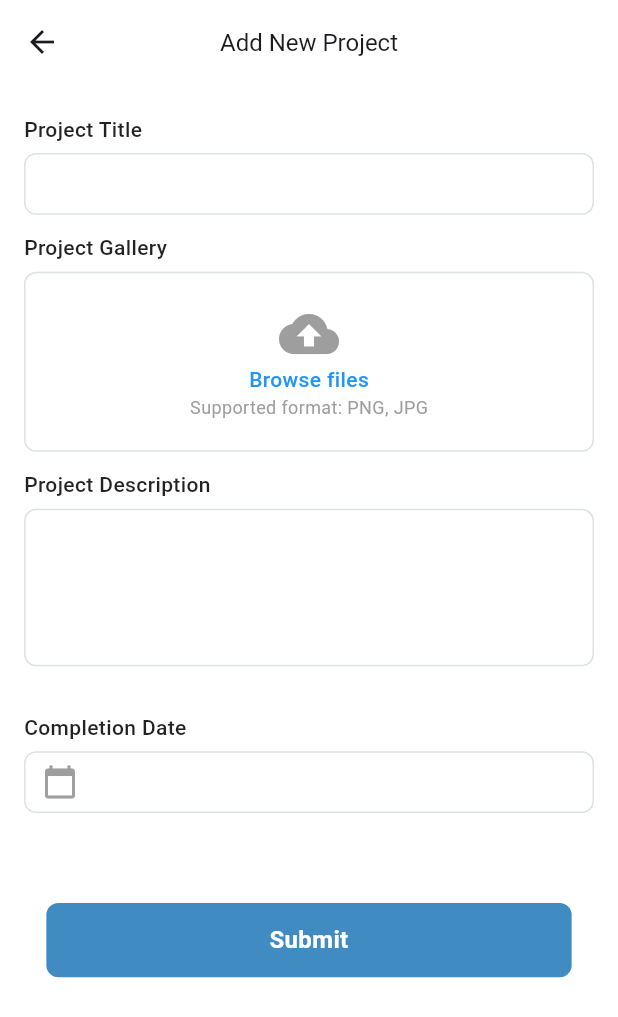
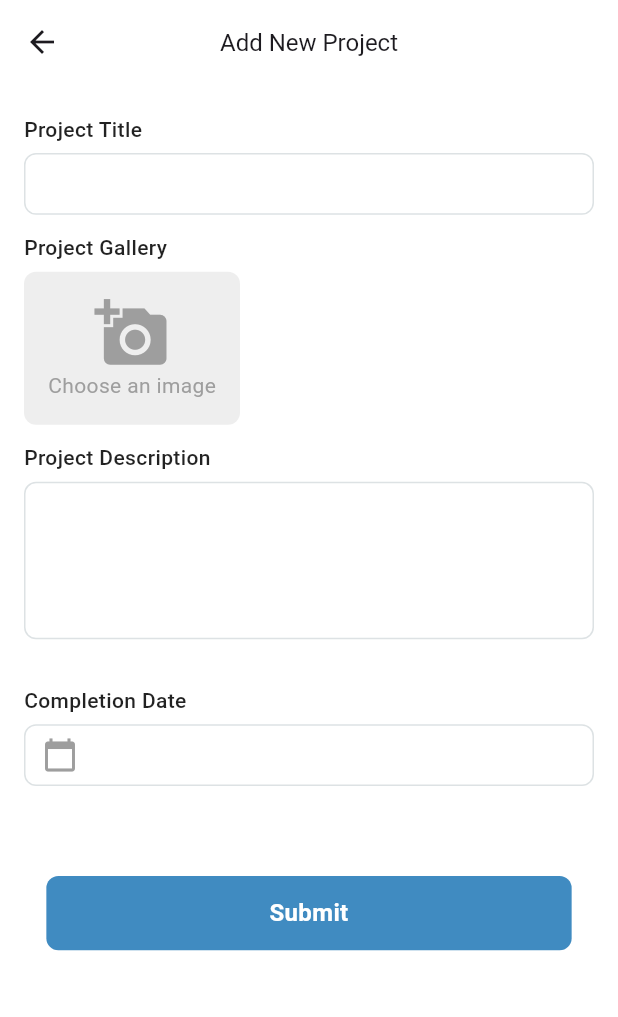
Before and after one commit to sketch-intelligence/sketch_app, a Flutter app: the ArchitectProject screen opened directly, after a tap on "Submit", on a phone screen of 412 x 824 dp. Shown: the top 1017 px of the screen. Run offline on Flutter 3.47's test engine with Material 3 defaults, Android fonts, the phone set to English and light mode, and no system bars; our stand-ins replace carousel_slider, dartz, dio, file_picker, flutter_bloc, flutter_screenutil and 7 more; missing offline and left inert: animated_snack_bar, page_animation_transition; accounts and stored records are empty; generated files the repository leaves out were written again; Roboto replaces fonts that are missing (Montserrat); project files that could hold a hidden picture were left out.

Commit message:
add the file upload package

```diff
--- a/lib/features/Add Project/Architect Project/presentation/views/architect_project.dart
+++ b/lib/features/Add Project/Architect Project/presentation/views/architect_project.dart
@@ -1,4 +1,3 @@
-// lib/features/Add Project/Architect Project/screens/architect_project.dart
 import 'package:flutter/material.dart';
 import 'package:sketch/core/constant/app_colors/app_colors.dart';
 import 'package:sketch/core/constant/text_styles/app_text_style.dart';
@@ -9,6 +8,7 @@ import 'package:sketch/features/Add%20Project/Architect%20Project/presentation/w
 import 'package:sketch/features/Add%20Project/Architect%20Project/presentation/widgets/file_upload_widget.dart';
 import 'package:sketch/features/Add%20Project/Architect%20Project/presentation/widgets/label_widget.dart';
 import '../../../../../core/constant/text_styles/font_size.dart';
+import 'package:file_picker/file_picker.dart';
 
 class ArchitectProject extends StatefulWidget {
   final ArchitectProjectModel? project;
@@ -38,12 +38,26 @@ class _ArchitectProjectState extends State<ArchitectProject> {
     }
   }
 
+  // Function to handle the file picker and store the selected file
+  Future<void> _chooseImage() async {
+    FilePickerResult? result = await FilePicker.platform.pickFiles(
+      type: FileType.image, // Set the file type to images only
+    );
+
+    if (result != null) {
+      setState(() {
+        selectedFile = result.files.single.path; // Store the selected file path
+      });
+    }
+  }
+
+  // Function to submit the project
   void _submitProject() {
     ArchitectProjectModel newProject = ArchitectProjectModel(
       id: "1",
       title: _titleController.text,
       description: _descriptionController.text,
-      imageUrl: selectedFile ?? '',
+      imageUrl: selectedFile ?? '', // Pass the selected file path
       completionDate: [_completionDateController.text],
     );
 
@@ -89,11 +103,7 @@ class _ArchitectProjectState extends State<ArchitectProject> {
             const LabelWidget(text: "Project Gallery"),
             FileUploadWidget(
               selectedFile: selectedFile,
-              onTap: () {
-                setState(() {
-                  selectedFile = "SampleFile.png";
-                });
-              },
+              onTap: _chooseImage, // Invoke the file picker here
             ),
             const SizedBox(height: 12),
             const LabelWidget(text: "Project Description"),
--- a/lib/features/Add Project/Architect Project/presentation/widgets/file_upload_widget.dart
+++ b/lib/features/Add Project/Architect Project/presentation/widgets/file_upload_widget.dart
@@ -1,42 +1,45 @@
-// lib/features/Add Project/Architect Project/widgets/file_upload_widget.dart
 import 'package:flutter/material.dart';
-import 'package:sketch/core/constant/app_colors/app_colors.dart';
-import 'package:sketch/core/constant/text_styles/app_text_style.dart';
-import 'package:sketch/core/constant/text_styles/font_size.dart';
+import 'package:file_picker/file_picker.dart';
 
 class FileUploadWidget extends StatelessWidget {
   final String? selectedFile;
-  final Function onTap;
+  final VoidCallback onTap;
 
-  const FileUploadWidget({super.key, this.selectedFile, required this.onTap});
+  const FileUploadWidget({
+    Key? key,
+    required this.selectedFile,
+    required this.onTap,
+  }) : super(key: key);
 
   @override
   Widget build(BuildContext context) {
     return GestureDetector(
-      onTap: () => onTap(),
+      onTap: onTap, // Trigger file picker on tap
       child: Container(
-        height: 120,
+        padding: EdgeInsets.all(16),
         decoration: BoxDecoration(
-          border: Border.all(color: AppColors.greyDD, width: 1),
+          color: Colors.grey[200],
           borderRadius: BorderRadius.circular(8),
         ),
-        child: Center(
-          child: selectedFile == null
-              ? Column(
-                  mainAxisAlignment: MainAxisAlignment.center,
-                  children: [
-                    Icon(Icons.cloud_upload, size: 40, color: Colors.grey),
-                    Text("Browse files",
-                        style: AppTextStyle.getMediumStyle(
-                            fontSize: AppFontSize.size_14, color: Colors.blue)),
-                    Text("Supported format: PNG, JPG",
-                        style: AppTextStyle.getRegularStyle(
-                            fontSize: AppFontSize.size_12, color: Colors.grey)),
-                  ],
-                )
-              : Text("Selected: $selectedFile",
-                  style: AppTextStyle.getMediumStyle(
-                      fontSize: AppFontSize.size_14, color: Colors.black)),
+        child: Column(
+          children: [
+            selectedFile != null
+                ? Image.asset(
+                    selectedFile!,
+                    height: 100,
+                    width: 100,
+                    fit: BoxFit.cover,
+                  )
+                : Icon(
+                    Icons.add_a_photo,
+                    size: 50,
+                    color: Colors.grey,
+                  ),
+            Text(
+              selectedFile != null ? selectedFile! : 'Choose an image',
+              style: TextStyle(color: Colors.grey),
+            ),
+          ],
         ),
       ),
     );
--- a/pubspec.yaml
+++ b/pubspec.yaml
@@ -51,6 +51,7 @@ dependencies:
   page_animation_transition: ^1.0.0
   carousel_slider: ^5.0.0
   get_it: ^8.0.3
+  file_picker: ^8.3.0
 
 
 
```
Also changed, not shown: pubspec.lock, 1 other file.
